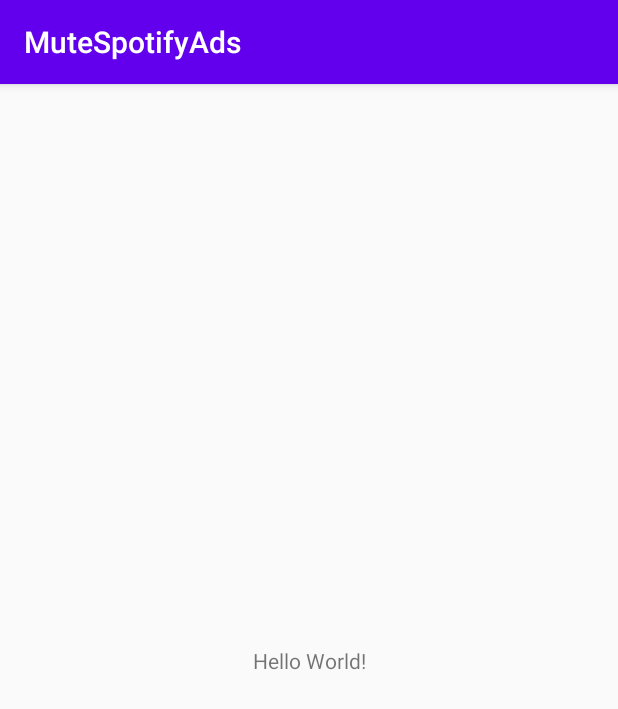
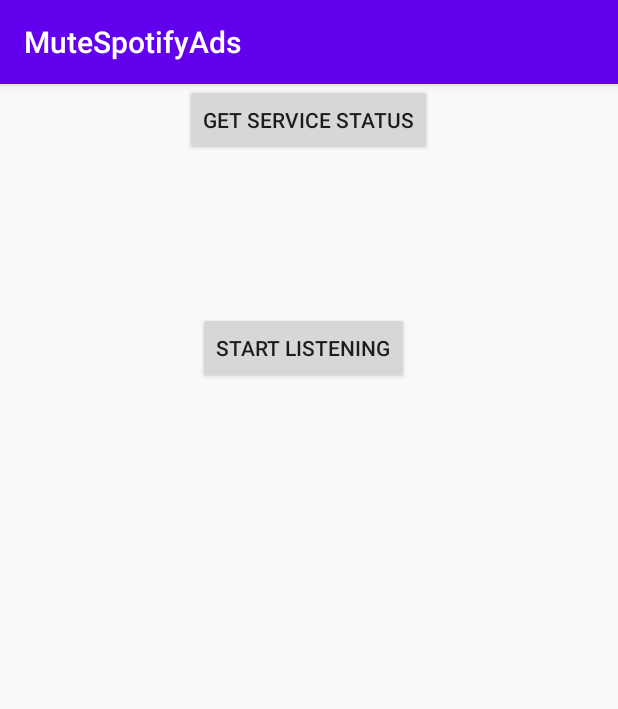
Before and after one commit to arpitsingla96/MuteSpotifyAds, an Android app: the screen it shows after launch (MainActivity), on a phone screen of 412 x 824 dp. Shown: the top 709 px of the screen. Run offline under Robolectric (Android 15) with nearby library versions, the phone set to English and light mode, and no system bars.

Commit message:
Fix minor things. Adds a basic UI

```diff
--- a/app/build.gradle
+++ b/app/build.gradle
@@ -20,6 +20,10 @@ android {
             proguardFiles getDefaultProguardFile('proguard-android-optimize.txt'), 'proguard-rules.pro'
         }
     }
+    compileOptions {
+        sourceCompatibility = 1.8
+        targetCompatibility = 1.8
+    }
 
 }
 
--- a/app/src/main/java/com/example/mutespotifyads/MainActivity.java
+++ b/app/src/main/java/com/example/mutespotifyads/MainActivity.java
@@ -5,6 +5,7 @@ import androidx.appcompat.app.AppCompatActivity;
 import android.content.Intent;
 import android.os.Bundle;
 import android.provider.Settings;
+import android.widget.TextView;
 
 public class MainActivity extends AppCompatActivity {
 
@@ -22,11 +23,23 @@ public class MainActivity extends AppCompatActivity {
         }
     }
 
+    private void buttons() {
+        findViewById(R.id.start_listening).setOnClickListener(v -> startService(new Intent(this, SpotifyNotificationListenerService.class)));
+        findViewById(R.id.get_service_status).setOnClickListener(v -> {
+            TextView serviceStatus = findViewById(R.id.service_status);
+            if (SpotifyNotificationListenerService.isRunning()) {
+                serviceStatus.setText(R.string.service_running);
+            }
+            else {
+                serviceStatus.setText(R.string.service_not_running);
+            }
+        });
+    }
 
     @Override
     protected void onStart() {
         super.onStart();
         askForPermissions();
-        startService(new Intent(this, SpotifyNotificationListenerService.class));
+        buttons();
     }
 }
--- a/app/src/main/java/com/example/mutespotifyads/SpotifyHandler.java
+++ b/app/src/main/java/com/example/mutespotifyads/SpotifyHandler.java
@@ -63,7 +63,7 @@ public class SpotifyHandler {
 
     private void setVolume(int vol) {
         AudioManager am = (AudioManager) serviceContext.getSystemService(AUDIO_SERVICE);
-        am.setStreamVolume(AudioManager.STREAM_MUSIC, lastVol, AudioManager.FLAG_SHOW_UI);
+        am.setStreamVolume(AudioManager.STREAM_MUSIC, vol, AudioManager.FLAG_SHOW_UI);
     }
 
     private boolean isMute() {
--- a/app/src/main/res/layout/activity_main.xml
+++ b/app/src/main/res/layout/activity_main.xml
@@ -6,13 +6,31 @@
     android:layout_height="match_parent"
     tools:context=".MainActivity">
 
-    <TextView
+    <Button
+        android:id="@+id/start_listening"
         android:layout_width="wrap_content"
         android:layout_height="wrap_content"
-        android:text="Hello World!"
-        app:layout_constraintBottom_toBottomOf="parent"
-        app:layout_constraintLeft_toLeftOf="parent"
-        app:layout_constraintRight_toRightOf="parent"
+        android:layout_marginStart="132dp"
+        android:layout_marginTop="152dp"
+        android:text="Start listening"
+        app:layout_constraintStart_toStartOf="parent"
         app:layout_constraintTop_toTopOf="parent" />
 
+    <TextView
+        android:id="@+id/service_status"
+        android:layout_width="wrap_content"
+        android:layout_height="wrap_content"
+        android:layout_marginStart="204dp"
+        android:layout_marginTop="356dp"
+        app:layout_constraintStart_toStartOf="parent"
+        app:layout_constraintTop_toTopOf="parent" />
+
+    <Button
+        android:id="@+id/get_service_status"
+        android:layout_width="wrap_content"
+        android:layout_height="wrap_content"
+        android:layout_marginStart="123dp"
+        android:text="Get service status"
+        app:layout_constraintStart_toStartOf="parent"
+        tools:layout_editor_absoluteY="425dp" />
 </androidx.constraintlayout.widget.ConstraintLayout>
--- a/app/src/main/res/values/strings.xml
+++ b/app/src/main/res/values/strings.xml
@@ -1,3 +1,5 @@
 <resources>
     <string name="app_name">MuteSpotifyAds</string>
+    <string name="service_running">Running</string>
+    <string name="service_not_running">Not running</string>
 </resources>
```
Also changed, not shown: app/src/main/java/com/example/mutespotifyads/SpotifyNotificationListenerService.java (+12 -2 lines).
